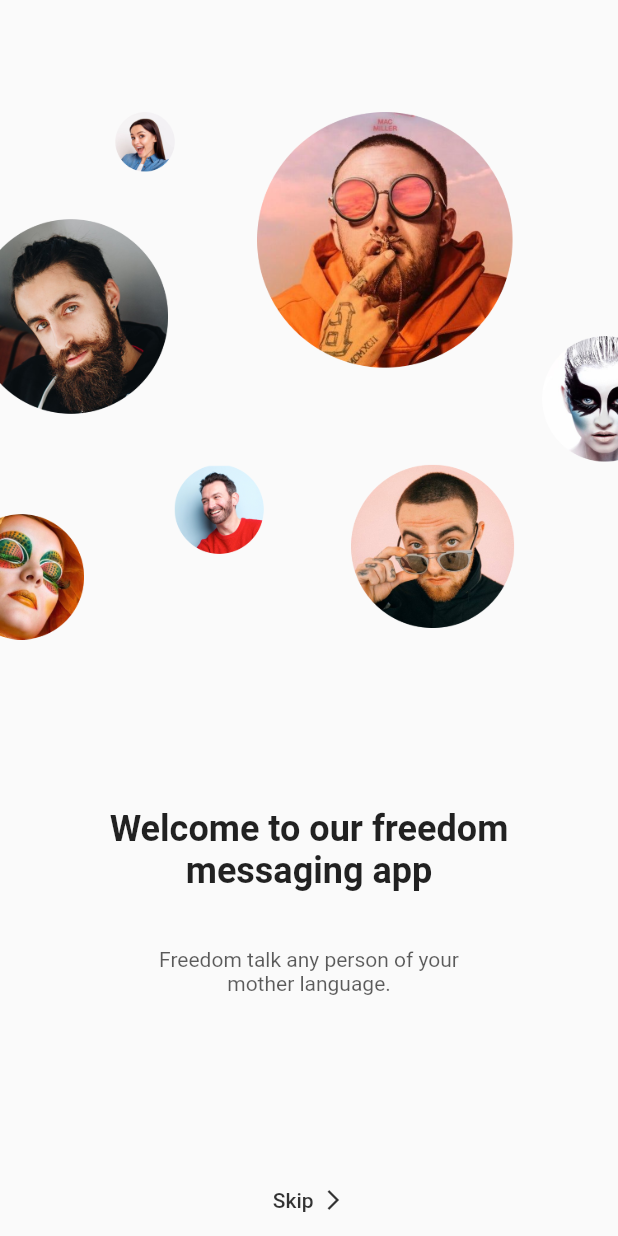
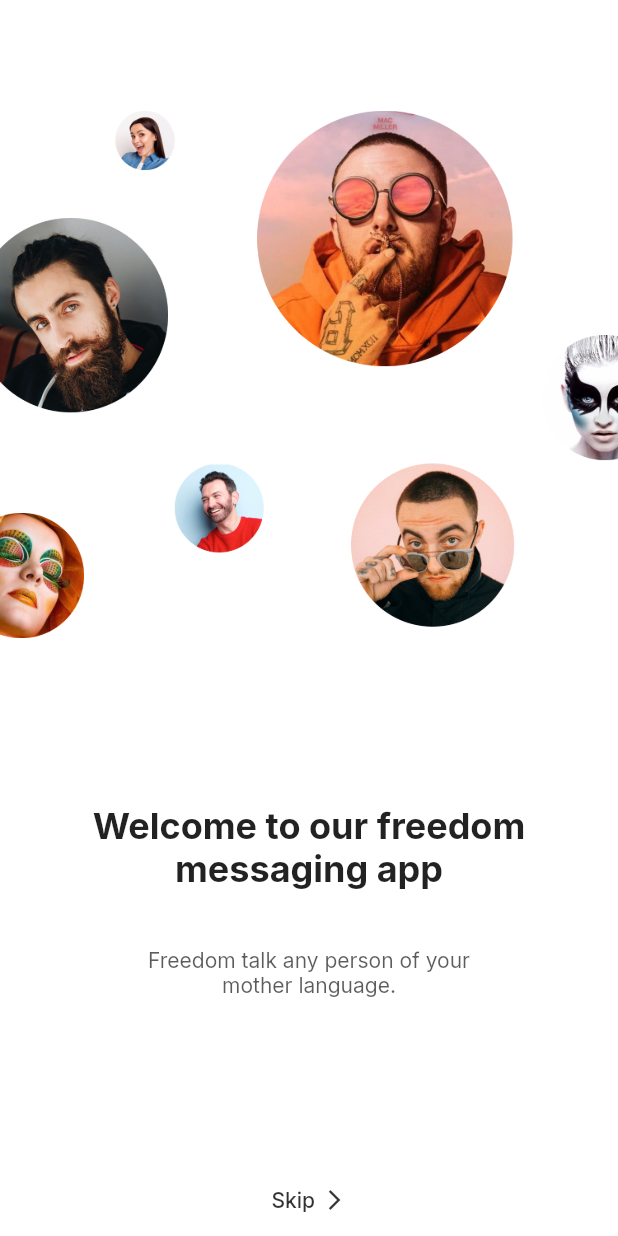
Before and after one commit to jiayong1008/chat-mobile, a Flutter app: the screen it shows after launch, on a phone screen of 412 x 824 dp. Run offline on Flutter 3.47's test engine with Material 2 defaults, Android fonts, the phone set to English and light mode, and no system bars; our stand-ins replace google_fonts.

Commit message:
brightness theme

```diff
--- a/lib/main.dart
+++ b/lib/main.dart
@@ -1,4 +1,5 @@
 import 'package:chat_mobile/screens/welcome/welcome_screen.dart';
+import 'package:chat_mobile/theme.dart';
 import 'package:flutter/material.dart';
 
 void main() {
@@ -14,6 +15,8 @@ class MyApp extends StatelessWidget {
     return MaterialApp(
       title: 'Flutter Demo',
       debugShowCheckedModeBanner: false,
+      theme: lightThemeData(context),
+      darkTheme: darkThemeData(context),
       home: WelcomeScreen(),
     );
   }
--- a/lib/theme.dart
+++ b/lib/theme.dart
@@ -8,7 +8,7 @@ ThemeData lightThemeData(BuildContext context) {
     scaffoldBackgroundColor: Colors.white,
     appBarTheme: appBarTheme,
     iconTheme: IconThemeData(color: kContentColorLightTheme),
-    // textTheme: GoogleFonts,
+    textTheme: GoogleFonts.interTextTheme(Theme.of(context).textTheme),
     colorScheme: ColorScheme.light(
         primary: kPrimaryColor, secondary: kSecondaryColor, error: kErrorColor),
   );
@@ -20,6 +20,7 @@ ThemeData darkThemeData(BuildContext context) {
     scaffoldBackgroundColor: kContentColorLightTheme,
     appBarTheme: appBarTheme,
     iconTheme: IconThemeData(color: kContentColorDarkTheme),
+    textTheme: GoogleFonts.interTextTheme(Theme.of(context).textTheme).apply(bodyColor: kContentColorDarkTheme),
     colorScheme: ColorScheme.dark().copyWith(
         primary: kPrimaryColor, secondary: kSecondaryColor, error: kErrorColor),
   );
```
